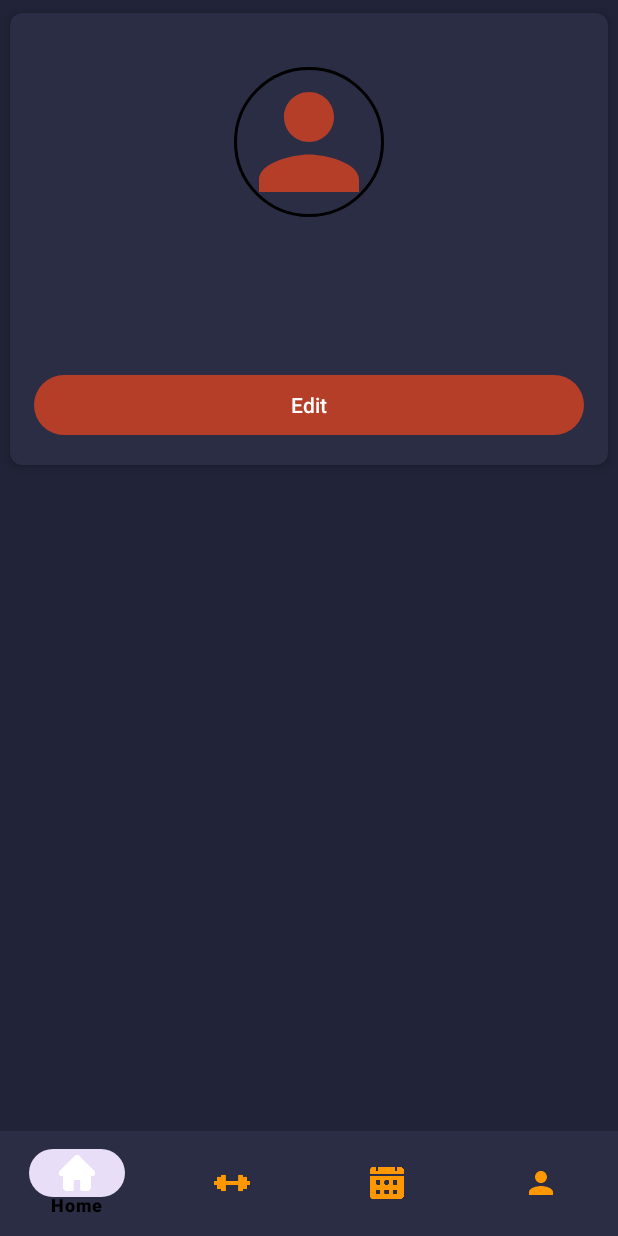
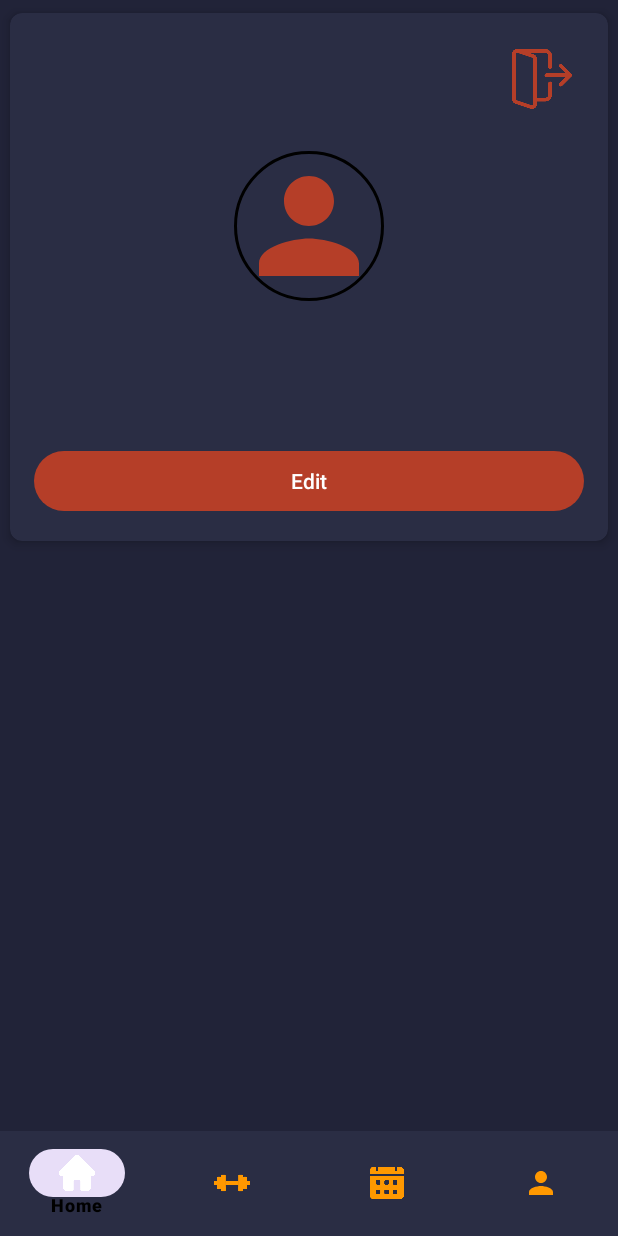
Before and after one commit to Azro08/PersonalTrainignApp, an Android app: the ProfileFragment screen opened through its navigation route, on a phone screen of 412 x 824 dp. Run offline under Robolectric (Android 15) with nearby library versions, the phone set to English and light mode, and no system bars; our stand-ins replace CircleImageView, Dagger/Hilt's generated code, Firebase (no records; nobody signed in at launch, a user with empty details on screens opened directly), navigation-ui; libraries missing offline, so code that uses them is left out: by.kirich1409.viewbindingdelegate; plain views replace GifImageButton; pictures from the network do not load; 9 statements that could not run were skipped.

Commit message:
fix errors

```diff
--- a/app/src/main/java/com/example/personaltrainignapp/data/model/User.kt
+++ b/app/src/main/java/com/example/personaltrainignapp/data/model/User.kt
@@ -3,11 +3,9 @@ package com.example.personaltrainignapp.data.model
 data class User(
     val id: String = "",
     val email: String = "",
-    val role: String = "",
     val fullName: String = "",
     val imageUrl: String = "",
     val phoneNumber: String = "",
-    val address: String = "",
 )
 //
 //fun User.toUsersDomain() = User(
--- a/app/src/main/java/com/example/personaltrainignapp/data/repository/UsersRepository.kt
+++ b/app/src/main/java/com/example/personaltrainignapp/data/repository/UsersRepository.kt
@@ -23,9 +23,7 @@ class UsersRepository @Inject constructor(
             val usersList = mutableListOf<User>()
             for (document in querySnapshot) {
                 val user = document.toObject(User::class.java)
-                if (user.role != "admin") {
-                    usersList.add(user)
-                }
+                usersList.add(user)
             }
             return usersList
         } catch (e: Exception) {
--- a/app/src/main/java/com/example/personaltrainignapp/presentation/auth/AuthActivity.kt
+++ b/app/src/main/java/com/example/personaltrainignapp/presentation/auth/AuthActivity.kt
@@ -14,6 +14,7 @@ class AuthActivity : AppCompatActivity(R.layout.activity_auth) {
     private val binding by viewBinding(ActivityAuthBinding::bind)
     override fun onCreate(savedInstanceState: Bundle?) {
         super.onCreate(savedInstanceState)
+        supportActionBar?.hide()
         setViewPager()
     }
 
--- a/app/src/main/java/com/example/personaltrainignapp/presentation/auth/register/RegisterFragment.kt
+++ b/app/src/main/java/com/example/personaltrainignapp/presentation/auth/register/RegisterFragment.kt
@@ -98,15 +98,12 @@ class RegisterFragment : Fragment(R.layout.fragment_register) {
         val email = binding.editTextEmail.text.toString()
         val password = binding.editTextPassword.text.toString()
         val rePassword = binding.editTextRePassword.text.toString()
-        val address = binding.editTextAddress.text.toString()
         val phoneNumber = binding.editTextRePhoneNumber.text.toString()
         val fullName = binding.editTextFullName.text.toString()
         if (password == rePassword) {
             val newUser = User(
                 email = email,
-                address = address,
                 phoneNumber = phoneNumber,
-                role = "user",
                 fullName = fullName,
                 imageUrl = imageUrl
                 )
@@ -133,11 +130,10 @@ class RegisterFragment : Fragment(R.layout.fragment_register) {
         val email = binding.editTextEmail.text.toString()
         val password = binding.editTextPassword.text.toString()
         val rePassword = binding.editTextRePassword.text.toString()
-        val address = binding.editTextAddress.text.toString()
         val phoneNumber = binding.editTextRePhoneNumber.text.toString()
         val fullName = binding.editTextFullName.text.toString()
 
-        return !(email.isEmpty() || password.isEmpty() || rePassword.isEmpty() || address.isEmpty() || phoneNumber.isEmpty() || fullName.isEmpty())
+        return !(email.isEmpty() || password.isEmpty() || rePassword.isEmpty() || phoneNumber.isEmpty() || fullName.isEmpty())
 
     }
 
--- a/app/src/main/java/com/example/personaltrainignapp/presentation/auth/register/RegisterViewModel.kt
+++ b/app/src/main/java/com/example/personaltrainignapp/presentation/auth/register/RegisterViewModel.kt
@@ -1,6 +1,7 @@
 package com.example.personaltrainignapp.presentation.auth.register
 
 import android.net.Uri
+import android.util.Log
 import androidx.lifecycle.ViewModel
 import androidx.lifecycle.viewModelScope
 import com.example.personaltrainignapp.data.model.User
@@ -38,6 +39,7 @@ class RegisterViewModel @Inject constructor(
     fun register(user: User, password: String) = viewModelScope.launch {
         authRepository.signup(user, password).let {
             _registerState.value = it
+            Log.d("RegVm", it)
         }
     }
 
--- a/app/src/main/res/layout/activity_auth.xml
+++ b/app/src/main/res/layout/activity_auth.xml
@@ -52,7 +52,9 @@
         <androidx.viewpager2.widget.ViewPager2
             android:id="@+id/authViewPager"
             android:layout_width="match_parent"
-            android:layout_height="match_parent" />
+            android:layout_height="0dp"
+            android:background="@color/dark_blue"
+            android:layout_weight="1" />
 
     </LinearLayout>
 
--- a/app/src/main/res/layout/fragment_profile.xml
+++ b/app/src/main/res/layout/fragment_profile.xml
@@ -24,6 +24,15 @@
             android:orientation="vertical"
             android:padding="16dp">
 
+            <ImageButton
+                android:id="@+id/imageButtonLogout"
+                android:layout_width="40dp"
+                android:layout_height="40dp"
+                android:background="@drawable/logout"
+                android:layout_gravity="end"
+                android:layout_margin="8dp"
+                android:contentDescription="@string/logout" />
+
             <de.hdodenhof.circleimageview.CircleImageView
                 android:id="@+id/profile_image"
                 android:layout_width="100dp"
@@ -46,21 +55,7 @@
                 android:textSize="18sp"
                 tools:text="a@a.com" />
 
-            <com.google.android.material.textfield.TextInputLayout
-                android:layout_width="match_parent"
-                android:layout_height="wrap_content"
-                android:hint="@string/address"
-                app:hintTextColor="@color/white">
 
-                <com.google.android.material.textfield.TextInputEditText
-                    android:id="@+id/editTextAddress"
-                    android:layout_width="match_parent"
-                    android:layout_height="wrap_content"
-                    android:inputType="textPostalAddress"
-                    android:textColor="@color/white"
-                    android:visibility="gone" />
-
-            </com.google.android.material.textfield.TextInputLayout>
 
 
             <!-- Phone Number -->
--- a/app/src/main/res/values/strings.xml
+++ b/app/src/main/res/values/strings.xml
@@ -33,4 +33,5 @@
     <string name="old_password_is_required">Old password is required</string>
     <string name="user_not_found">User not found</string>
     <string name="profile_updated">Profile updated</string>
+    <string name="logout">logout</string>
 </resources>
```
Also changed, not shown: app/src/main/java/com/example/personaltrainignapp/data/repository/AuthRepository.kt (+19 -8 lines), app/src/main/java/com/example/personaltrainignapp/presentation/profile/ProfileFragment.kt (+28 -14 lines), app/src/main/res/layout/fragment_register.xml (+3 -22 lines), app/src/main/res/drawable/logout.png (added).
